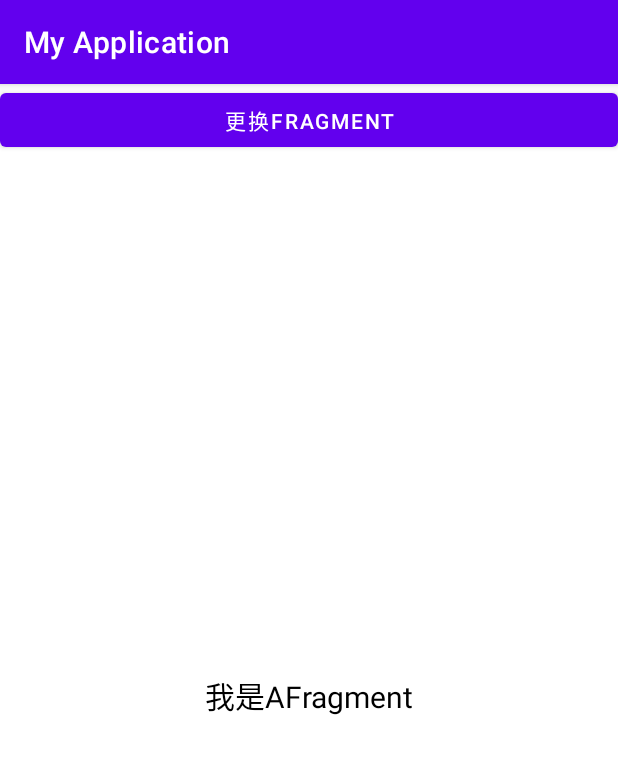
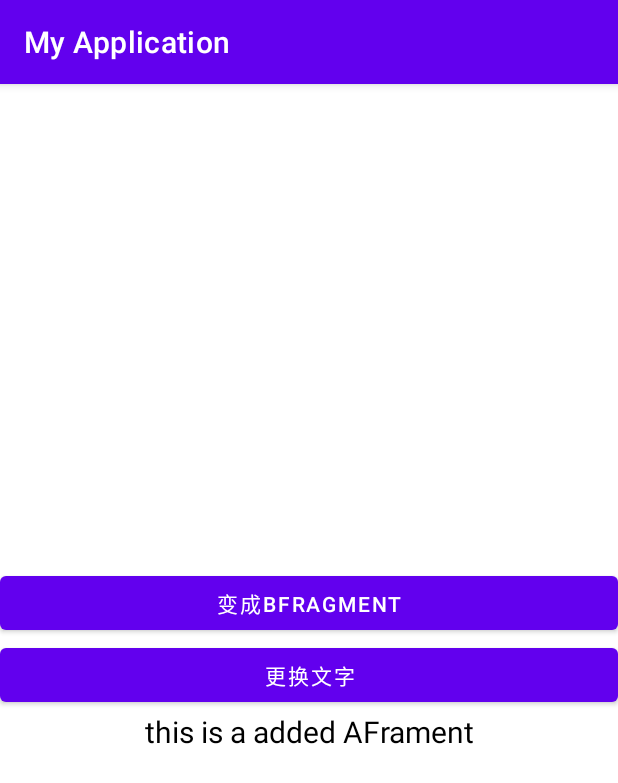
Before and after one commit to xiuyi007/Android_learning, an Android app: the AFragment screen opened directly, with no data from a screen before it, on a phone screen of 412 x 824 dp. Shown: the top 783 px of the screen. Run offline under Robolectric (Android 15) with nearby library versions, the phone set to English and light mode, and no system bars.

Commit message:
add Fragment-3, mainly about the backStack, Fragment-2 also added, mainly about the passing of para dynamicly

```diff
--- a/app/src/main/java/com/li/myapplication/fragment/AFragment.java
+++ b/app/src/main/java/com/li/myapplication/fragment/AFragment.java
@@ -1,9 +1,12 @@
 package com.li.myapplication.fragment;
 
+import android.content.Context;
 import android.os.Bundle;
+import android.util.Log;
 import android.view.LayoutInflater;
 import android.view.View;
 import android.view.ViewGroup;
+import android.widget.Button;
 import android.widget.TextView;
 
 import androidx.annotation.NonNull;
@@ -13,15 +16,41 @@ import androidx.fragment.app.Fragment;
 import com.li.myapplication.R;
 
 public class AFragment extends Fragment {
-
+    private BFragment bFragment;
+    private Button mBtnChange;
+    private Button mBtnReset;
     private TextView mTvTitle;
 
+    //给AFragment传递参数
+    //不要用构造函数传参，没用。Fragment的一些机制会让你这个传参无效
+    public static AFragment getNewInstance(String s) {
+        AFragment aFragment = new AFragment();
+        Bundle bundle = new Bundle();
+        bundle.putString("title", s);
+        aFragment.setArguments(bundle);
+        return aFragment;
+    }
+
+    @Override
+    public void onCreate(@Nullable Bundle savedInstanceState) {
+        super.onCreate(savedInstanceState);
+        Log.d("AFragment", "-- i am created;");
+    }
 
     @Nullable
     @Override
     public View onCreateView(@NonNull LayoutInflater inflater, @Nullable ViewGroup container, @Nullable Bundle savedInstanceState) {
         //相当于activity的setcontentview的感觉
         View view = inflater.inflate(R.layout.fragment_a, container, false);
+        Log.d("AFragment", "---------Created------------" );
+        //可能因为某种原因，attach的activity会被销毁
+/*        if (getActivity() == null)
+        {
+            //do something
+        }
+        else {
+            //do something
+        }*/
         return view;
     }
 
@@ -29,5 +58,52 @@ public class AFragment extends Fragment {
     public void onViewCreated(@NonNull View view, @Nullable Bundle savedInstanceState) {
         super.onViewCreated(view, savedInstanceState);
         mTvTitle = view.findViewById(R.id.tv_title);
+        if (getArguments() != null)
+            mTvTitle.setText(getArguments().getString("title"));
+        mBtnChange = view.findViewById(R.id.btn_change);
+        mBtnReset = view.findViewById(R.id.btn_reset);
+        mBtnReset.setOnClickListener(new View.OnClickListener() {
+            @Override
+            public void onClick(View v) {
+                mTvTitle.setText("now, u have changed the text");
+            }
+        });
+        mBtnChange.setOnClickListener(new View.OnClickListener() {
+            @Override
+            public void onClick(View v) {
+                if (bFragment == null)
+                {
+                    bFragment = new BFragment();
+                }
+                Fragment fragment = getParentFragmentManager().findFragmentByTag("a");
+                if (fragment != null)
+                //addToBackStack的话，你按返回键不是弹出activity，而是回滚事务
+                {
+                    getParentFragmentManager().beginTransaction().hide(fragment).add(R.id.fl_container, bFragment).addToBackStack(null).commitAllowingStateLoss();
+                }
+                else{
+                    getParentFragmentManager().beginTransaction().replace(R.id.fl_container, bFragment).addToBackStack(null).commitAllowingStateLoss();
+                }
+//                getParentFragmentManager().beginTransaction().replace(R.id.fl_container, bFragment).commitAllowingStateLoss();
+            }
+        });
+    }
+
+    @Override
+    public void onAttach(@NonNull Context context) {
+        super.onAttach(context);
+        //与activity绑定的时候做些事情
+    }
+
+    @Override
+    public void onDetach() {
+        super.onDetach();
+        //与activity解绑的时候做些事情
+    }
+
+    @Override
+    public void onDestroy() {
+        super.onDestroy();
+        //取消异步，但是我暂时不是很理解什么意思
     }
 }
--- a/app/src/main/java/com/li/myapplication/fragment/ContainerActivity.java
+++ b/app/src/main/java/com/li/myapplication/fragment/ContainerActivity.java
@@ -11,8 +11,8 @@ import com.li.myapplication.R;
 public class ContainerActivity extends AppCompatActivity {
 
     private AFragment aFragment;
-    private BFragment bFragment;
-    private Button mBtnChange;
+/*    private BFragment bFragment;
+    private Button mBtnChange;*/
 
     @Override
     protected void onCreate(Bundle savedInstanceState) {
@@ -20,10 +20,10 @@ public class ContainerActivity extends AppCompatActivity {
         setContentView(R.layout.activity_container);
         //实例化AFragment
 
-        aFragment = new AFragment();
+        aFragment = AFragment.getNewInstance("this is a added AFrament");
         //把AFragment添加到Activity中
-        getSupportFragmentManager().beginTransaction().add(R.id.fl_container, aFragment).commitAllowingStateLoss();
-        mBtnChange = findViewById(R.id.btn_change);
+        getSupportFragmentManager().beginTransaction().add(R.id.fl_container, aFragment, "a").commitAllowingStateLoss();
+        /*mBtnChange = findViewById(R.id.btn_change);
         mBtnChange.setOnClickListener(new View.OnClickListener() {
             @Override
             public void onClick(View v) {
@@ -33,6 +33,6 @@ public class ContainerActivity extends AppCompatActivity {
                 }
                 getSupportFragmentManager().beginTransaction().replace(R.id.fl_container, bFragment).commitAllowingStateLoss();
             }
-        });
+        });*/
     }
 }
--- a/app/src/main/res/layout/activity_container.xml
+++ b/app/src/main/res/layout/activity_container.xml
@@ -6,15 +6,9 @@
     android:layout_height="match_parent"
     tools:context=".fragment.ContainerActivity">
 
-    <Button
-        android:layout_width="match_parent"
-        android:layout_height="wrap_content"
-        android:id="@+id/btn_change"
-        android:text="更换fragment" />
 
     <FrameLayout
         android:layout_width="match_parent"
         android:layout_height="match_parent"
-        android:id="@+id/fl_container"
-        android:layout_below="@+id/btn_change" />
+        android:id="@+id/fl_container" />
 </RelativeLayout>
--- a/app/src/main/res/layout/fragment_a.xml
+++ b/app/src/main/res/layout/fragment_a.xml
@@ -2,8 +2,19 @@
 <LinearLayout xmlns:android="http://schemas.android.com/apk/res/android"
     android:layout_width="match_parent"
     android:layout_height="match_parent"
-    android:gravity="center">
+    android:gravity="center"
+    android:orientation="vertical">
 
+    <Button
+        android:layout_width="match_parent"
+        android:layout_height="wrap_content"
+        android:id="@+id/btn_change"
+        android:text="变成BFragment" />
+    <Button
+        android:layout_width="match_parent"
+        android:layout_height="wrap_content"
+        android:id="@+id/btn_reset"
+        android:text="更换文字" />
     <TextView
         android:id="@+id/tv_title"
         android:layout_width="match_parent"
```
